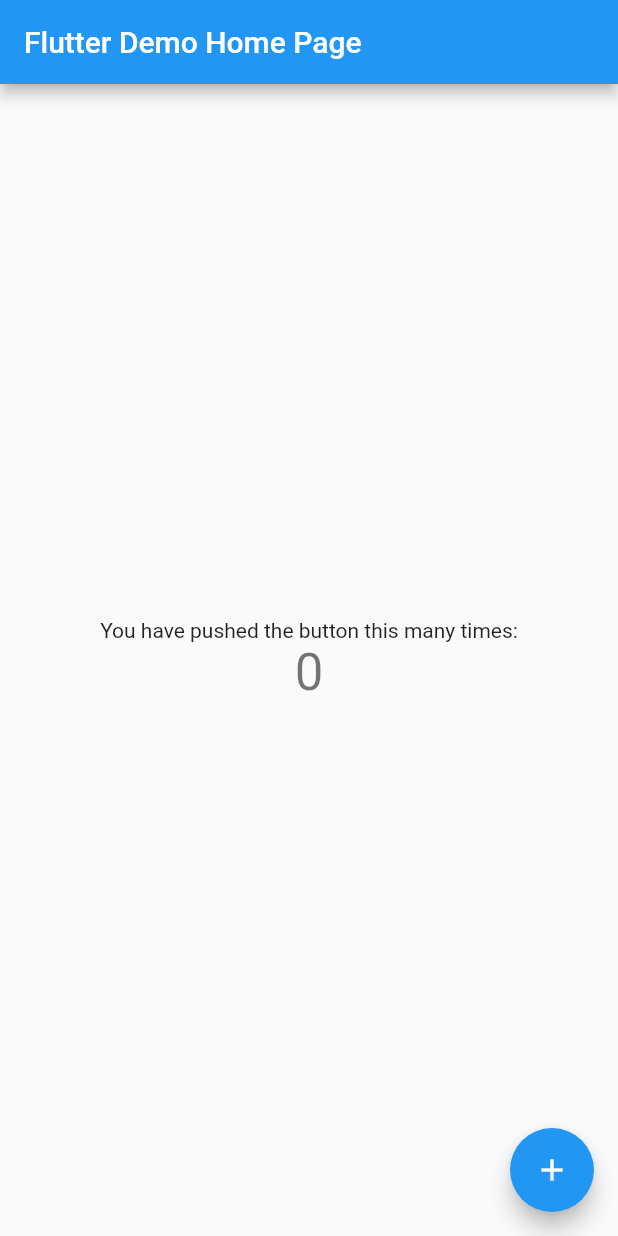
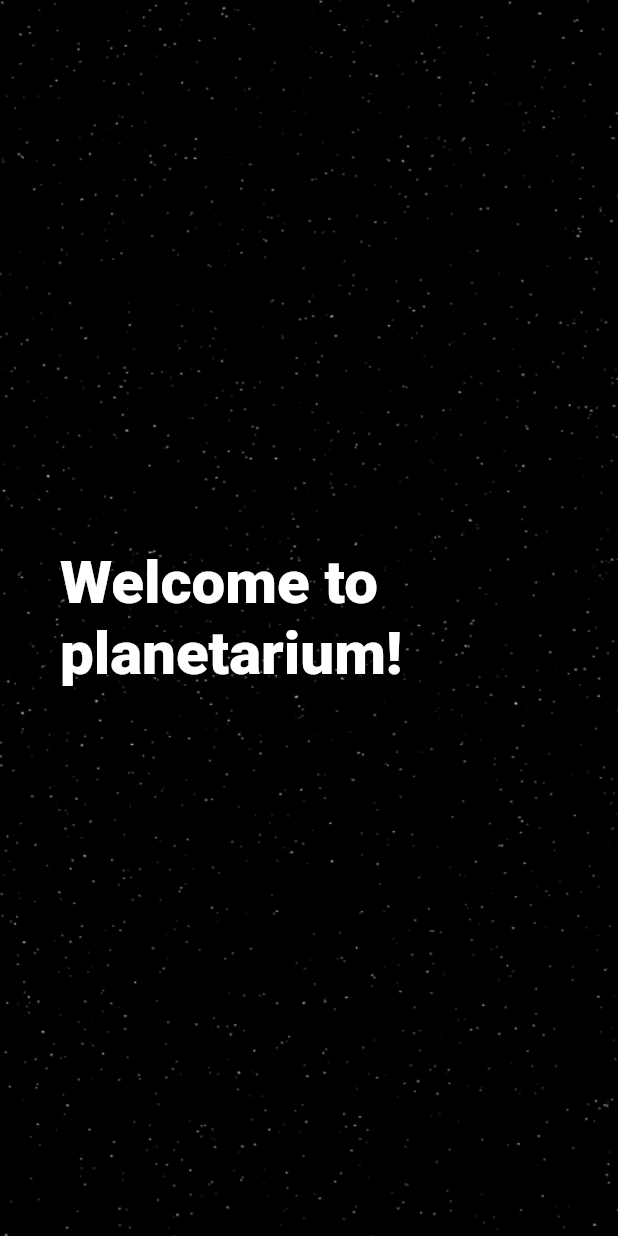
Before and after one commit to neutr0nStar/flutter-planetarium, a Flutter app: the screen it shows after launch, on a phone screen of 412 x 824 dp. Run offline on Flutter 3.47's test engine with Material 2 defaults, Android fonts, the phone set to English and light mode, and no system bars.

Commit message:
Implemented PageView for planets

```diff
--- a/lib/main.dart
+++ b/lib/main.dart
@@ -1,4 +1,5 @@
 import 'package:flutter/material.dart';
+import 'package:planetarium/views/home_page.dart';
 
 void main() {
   runApp(MyApp());
@@ -10,104 +11,8 @@
   Widget build(BuildContext context) {
     return MaterialApp(
       title: 'Flutter Demo',
-      theme: ThemeData(
-        // This is the theme of your application.
-        //
-        // Try running your application with "flutter run". You'll see the
-        // application has a blue toolbar. Then, without quitting the app, try
-        // changing the primarySwatch below to Colors.green and then invoke
-        // "hot reload" (press "r" in the console where you ran "flutter run",
-        // or simply save your changes to "hot reload" in a Flutter IDE).
-        // Notice that the counter didn't reset back to zero; the application
-        // is not restarted.
-        primarySwatch: Colors.blue,
-      ),
-      home: MyHomePage(title: 'Flutter Demo Home Page'),
+      theme: ThemeData.dark(),
+      home: HomePage(),
     );
   }
 }
-
-class MyHomePage extends StatefulWidget {
-  MyHomePage({Key key, this.title}) : super(key: key);
-
-  // This widget is the home page of your application. It is stateful, meaning
-  // that it has a State object (defined below) that contains fields that affect
-  // how it looks.
-
-  // This class is the configuration for the state. It holds the values (in this
-  // case the title) provided by the parent (in this case the App widget) and
-  // used by the build method of the State. Fields in a Widget subclass are
-  // always marked "final".
-
-  final String title;
-
-  @override
-  _MyHomePageState createState() => _MyHomePageState();
-}
-
-class _MyHomePageState extends State<MyHomePage> {
-  int _counter = 0;
-
-  void _incrementCounter() {
-    setState(() {
-      // This call to setState tells the Flutter framework that something has
-      // changed in this State, which causes it to rerun the build method below
-      // so that the display can reflect the updated values. If we changed
-      // _counter without calling setState(), then the build method would not be
-      // called again, and so nothing would appear to happen.
-      _counter++;
-    });
-  }
-
-  @override
-  Widget build(BuildContext context) {
-    // This method is rerun every time setState is called, for instance as done
-    // by the _incrementCounter method above.
-    //
-    // The Flutter framework has been optimized to make rerunning build methods
-    // fast, so that you can just rebuild anything that needs updating rather
-    // than having to individually change instances of widgets.
-    return Scaffold(
-      appBar: AppBar(
-        // Here we take the value from the MyHomePage object that was created by
-        // the App.build method, and use it to set our appbar title.
-        title: Text(widget.title),
-      ),
-      body: Center(
-        // Center is a layout widget. It takes a single child and positions it
-        // in the middle of the parent.
-        child: Column(
-          // Column is also a layout widget. It takes a list of children and
-          // arranges them vertically. By default, it sizes itself to fit its
-          // children horizontally, and tries to be as tall as its parent.
-          //
-          // Invoke "debug painting" (press "p" in the console, choose the
-          // "Toggle Debug Paint" action from the Flutter Inspector in Android
-          // Studio, or the "Toggle Debug Paint" command in Visual Studio Code)
-          // to see the wireframe for each widget.
-          //
-          // Column has various properties to control how it sizes itself and
-          // how it positions its children. Here we use mainAxisAlignment to
-          // center the children vertically; the main axis here is the vertical
-          // axis because Columns are vertical (the cross axis would be
-          // horizontal).
-          mainAxisAlignment: MainAxisAlignment.center,
-          children: <Widget>[
-            Text(
-              'You have pushed the button this many times:',
-            ),
-            Text(
-              '$_counter',
-              style: Theme.of(context).textTheme.headline4,
-            ),
-          ],
-        ),
-      ),
-      floatingActionButton: FloatingActionButton(
-        onPressed: _incrementCounter,
-        tooltip: 'Increment',
-        child: Icon(Icons.add),
-      ), // This trailing comma makes auto-formatting nicer for build methods.
-    );
-  }
-}
--- /dev/null
+++ b/lib/models/planet.dart
@@ -0,0 +1,10 @@
+import 'package:flutter/material.dart';
+
+class Planet {
+  String title;
+  String desc;
+  String imageURI;
+  Color backgroundColor;
+
+  Planet({this.title, this.imageURI, this.backgroundColor});
+}
--- /dev/null
+++ b/lib/views/home_page.dart
@@ -0,0 +1,118 @@
+import 'package:flutter/material.dart';
+import 'package:planetarium/models/planet.dart';
+
+class HomePage extends StatefulWidget {
+  @override
+  _HomePageState createState() => _HomePageState();
+}
+
+class _HomePageState extends State<HomePage> {
+  PageController _pageController;
+  double _pageOffset = 0;
+  List<Planet> _planets = [
+    Planet(
+        title: "Mercury",
+        imageURI: "images/mercury-transparent.png",
+        backgroundColor: Colors.grey[500]),
+    Planet(
+        title: "Venus",
+        imageURI: "images/venus-transparent.png",
+        backgroundColor: Colors.brown[100]),
+    Planet(
+        title: "Earth",
+        imageURI: "images/earth-transparent.png",
+        backgroundColor: Colors.blue[500]),
+    Planet(
+        title: "Mars",
+        imageURI: "images/mars-transparent.png",
+        backgroundColor: Colors.brown[400]),
+    Planet(
+        title: "Jupiter",
+        imageURI: "images/jupiter-transparent.png",
+        backgroundColor: Colors.brown[200]),
+    Planet(
+        title: "Saturn",
+        imageURI: "images/saturn-transparent.png",
+        backgroundColor: Colors.brown[300]),
+    Planet(
+        title: "Uranus",
+        imageURI: "images/uranus-transparent.png",
+        backgroundColor: Colors.blue[200]),
+    Planet(
+        title: "Neptune",
+        imageURI: "images/neptune-transparent.png",
+        backgroundColor: Colors.blue[800]),
+  ];
+
+  @override
+  void initState() {
+    super.initState();
+    _pageController = PageController()
+      ..addListener(() {
+        setState(() {
+          _pageOffset = _pageController.page;
+        });
+      });
+  }
+
+  @override
+  Widget build(BuildContext context) {
+    return Scaffold(
+        backgroundColor: Colors.black87,
+        body: PageView.builder(
+          physics: BouncingScrollPhysics(),
+          controller: _pageController,
+          itemCount: _planets.length + 1,
+          itemBuilder: (context, index) {
+            return index == 0
+                ? Container(
+                    decoration: BoxDecoration(
+                        image: DecorationImage(
+                            fit: BoxFit.cover,
+                            image: AssetImage("images/background.jpeg"))),
+                    child: Center(
+                      child: Padding(
+                        padding: const EdgeInsets.all(40.0),
+                        child: Text(
+                          "Welcome to planetarium!",
+                          style: TextStyle(
+                              fontSize: 40, fontWeight: FontWeight.w900),
+                        ),
+                      ),
+                    ),
+                  )
+                : Container(
+                    decoration: BoxDecoration(
+                        image: DecorationImage(
+                            fit: BoxFit.cover,
+                            image: AssetImage("images/background.jpeg"))),
+                    child: Stack(
+                      clipBehavior: Clip.none,
+                      children: [
+                        Positioned(
+                            top: 100,
+                            left: 50,
+                            child: Transform.translate(
+                              offset: Offset(-(_pageOffset - index) * 200, 0),
+                              child: Text(
+                                _planets[index - 1].title,
+                                style: TextStyle(fontSize: 80),
+                              ),
+                            )),
+                        Positioned(
+                            bottom: 20,
+                            right: -40,
+                            child: Transform.translate(
+                              offset: Offset(-(_pageOffset - index) * 500, 0),
+                              child: Image(
+                                height: 350,
+                                width: 350,
+                                image: AssetImage(_planets[index - 1].imageURI),
+                              ),
+                            ))
+                      ],
+                    ));
+          },
+        ));
+  }
+}
--- a/pubspec.yaml
+++ b/pubspec.yaml
@@ -45,8 +45,8 @@
   uses-material-design: true
 
   # To add assets to your application, add an assets section, like this:
-  # assets:
-  #   - images/a_dot_burr.jpeg
+  assets:
+    - images/
   #   - images/a_dot_ham.jpeg
 
   # An image asset can refer to one or more resolution-specific "variants", see
```
Also changed, not shown: images/background.jpeg (added), images/earth-transparent.png (added), images/jupiter-transparent.png (added), images/mars-transparent.png (added), images/mercury-transparent.png (added), images/neptune-transparent.png (added), images/saturn-transparent.png (added), images/sun-transparent.png (added), images/uranus-transparent.png (added), images/venus-transparent.png (added).
